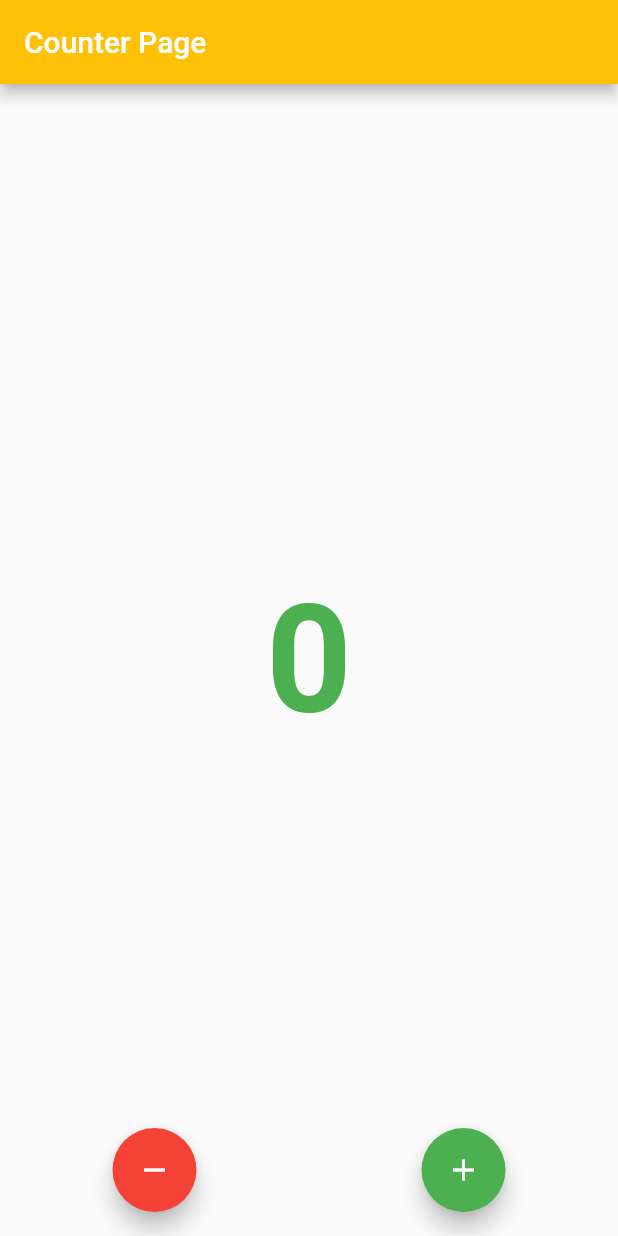
After one commit to atanashristov/flutter-and-dart-zero-to-mastery, a Flutter app: the screen it shows after launch, on a phone screen of 412 x 824 dp. The commit adds this screen. Run offline on Flutter 3.47's test engine with Material 2 defaults, Android fonts, the phone set to English and light mode, and no system bars.

Commit message:
#5: Flutter: 54: Stateful widgets: Switch & Counter examples

```diff
--- a/code/section5-flutter_basics/basic_widgets/lib/main.dart
+++ b/code/section5-flutter_basics/basic_widgets/lib/main.dart
@@ -1,4 +1,4 @@
-import 'package:basic_widgets/ui/presentation/widget_examples/widget_examples_screen.dart';
+import 'package:basic_widgets/ui/presentation/counter/counter_screen.dart';
 import 'package:flutter/material.dart';
 
 void main() {
@@ -12,12 +12,13 @@ class MyApp extends StatelessWidget {
   @override
   Widget build(BuildContext context) {
     return MaterialApp(
-        title: 'Basic Widgets',
-        theme: ThemeData(
-          appBarTheme: const AppBarTheme(
-            backgroundColor: Colors.amber,
-          ),
+      title: 'Basic Widgets',
+      theme: ThemeData(
+        appBarTheme: const AppBarTheme(
+          backgroundColor: Colors.amber,
         ),
-        home: const WidgetExamplesScreen());
+      ),
+      home: const CounterScreen(),
+    );
   }
 }
--- /dev/null
+++ b/code/section5-flutter_basics/basic_widgets/lib/ui/presentation/counter/counter_screen.dart
@@ -0,0 +1,55 @@
+import 'package:flutter/material.dart';
+
+class CounterScreen extends StatefulWidget {
+  const CounterScreen({super.key});
+
+  @override
+  State<CounterScreen> createState() => _CounterScreenState();
+}
+
+class _CounterScreenState extends State<CounterScreen> {
+  int _counter = 0;
+
+  @override
+  Widget build(BuildContext context) {
+    return Scaffold(
+      appBar: AppBar(title: const Text('Counter Page')),
+      body: Center(
+        child: Text(
+          _counter.toString(),
+          style: TextStyle(
+            fontSize: 100,
+            fontWeight: FontWeight.bold,
+            color: _counter < 0 ? Colors.red : Colors.green,
+          ),
+        ),
+      ),
+      floatingActionButtonLocation: FloatingActionButtonLocation.centerFloat,
+      floatingActionButton: Row(
+        mainAxisAlignment: MainAxisAlignment.spaceAround,
+        children: [
+          FloatingActionButton(
+            heroTag: 'btn1',
+            backgroundColor: Colors.red,
+            onPressed: () {
+              setState(() {
+                _counter--;
+              });
+            },
+            child: const Icon(Icons.remove),
+          ),
+          FloatingActionButton(
+            heroTag: 'btn2',
+            backgroundColor: Colors.green,
+            onPressed: () {
+              setState(() {
+                _counter++;
+              });
+            },
+            child: const Icon(Icons.add),
+          ),
+        ],
+      ),
+    );
+  }
+}
```
Also changed, not shown: code/section5-flutter_basics/basic_widgets/lib/ui/presentation/components/switch_button.dart (added, +37 -0 lines), code/section5-flutter_basics/basic_widgets/lib/ui/presentation/widget_examples/widgets/buttons_example.dart (+5 -4 lines).
